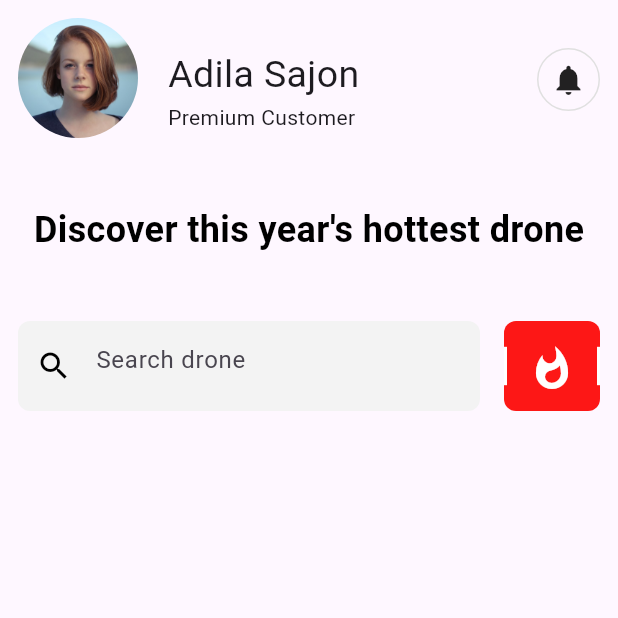
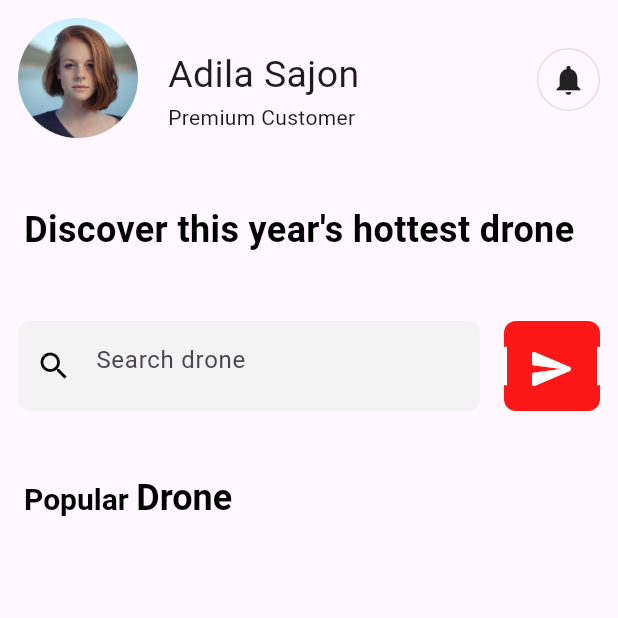
Before and after one commit to ayyesu/FLUTTER-DRONE_APP, a Flutter app: the screen it shows after launch, on a phone screen of 412 x 824 dp, the top half of it. Run offline on Flutter 3.47's test engine with Material 3 defaults, Android fonts, the phone set to English and light mode, and no system bars.

Commit message:
popular drone

```diff
--- a/lib/screens/Home/Widgets/search_filed_widget.dart
+++ b/lib/screens/Home/Widgets/search_filed_widget.dart
@@ -51,8 +51,8 @@ class SearchFieldWidget extends StatelessWidget {
               borderRadius: BorderRadius.circular(
                 8.0,
               )),
-          child:
-              const Icon(Icons.whatshot, color: Colors.white, size: iconSize),
+          child: const Icon(Icons.send_rounded,
+              color: Colors.white, size: iconSize),
         ),
         Positioned(
           right: 0.0,
--- a/lib/screens/Home/home.dart
+++ b/lib/screens/Home/home.dart
@@ -18,23 +18,33 @@ class _buildBody extends StatelessWidget {
 
   @override
   Widget build(BuildContext context) {
-    return const SafeArea(
+    return SafeArea(
       child: Column(
+        crossAxisAlignment: CrossAxisAlignment.start,
         children: [
-          Padding(
+          const Padding(
             padding: EdgeInsets.all(12.0),
             child: _buildHeader(),
           ),
-          SizedBox(height: kLargeMargin),
+          const SizedBox(height: kLargeMargin),
+          const Padding(
+            padding: EdgeInsets.symmetric(horizontal: 16.0),
+            child: Text('Discover this year\'s hottest drone',
+                style: kTitleTextStyle),
+          ),
+          const SizedBox(height: kLargeMargin),
+          const Padding(
+              padding: EdgeInsets.all(12.0), child: SearchFieldWidget()),
+          const SizedBox(height: kLargeMargin),
           Padding(
-            padding: EdgeInsets.symmetric(horizontal: 16.0),
-            child: Text(
-              'Discover this year\'s hottest drone',
-              style: kTitleTextStyle
+            padding: const EdgeInsets.symmetric(horizontal: kDefaultMargin),
+            child: RichText(
+              text: const TextSpan(
+                  text: 'Popular ',
+                  style: kSubTitleTextStyle,
+                  children: [TextSpan(text: 'Drone', style: kTitleTextStyle)]),
             ),
-          ),
-          SizedBox(height: kLargeMargin),
-          Padding(padding: EdgeInsets.all(12.0), child: SearchFieldWidget())
+          )
         ],
       ),
     );
```
